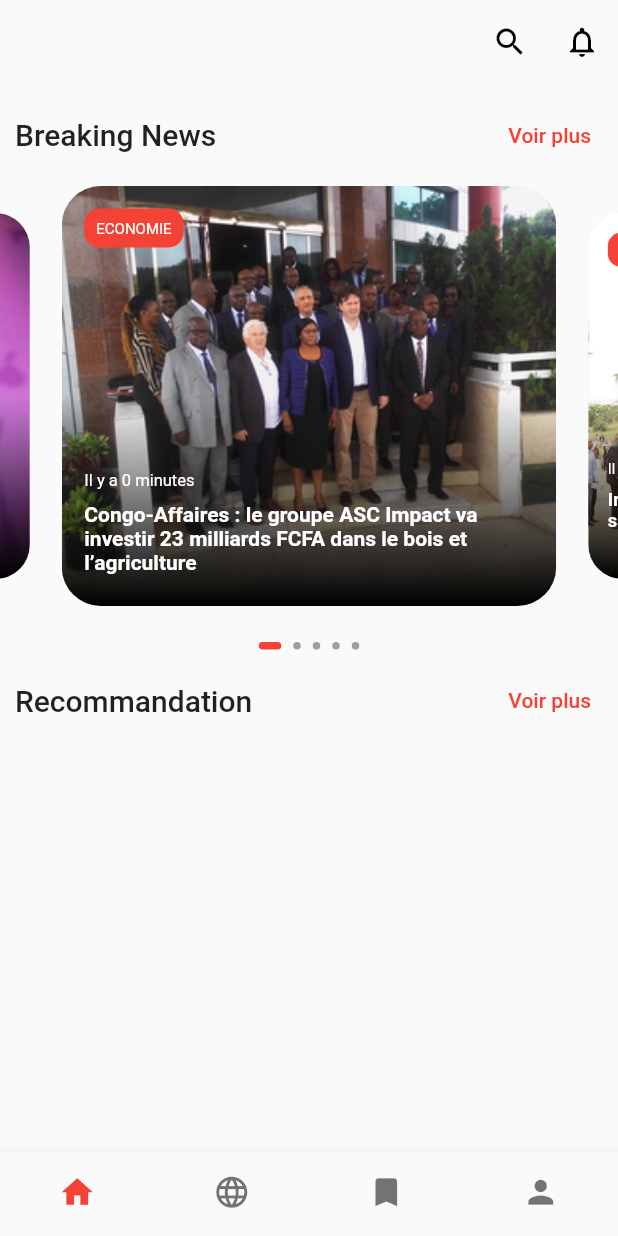
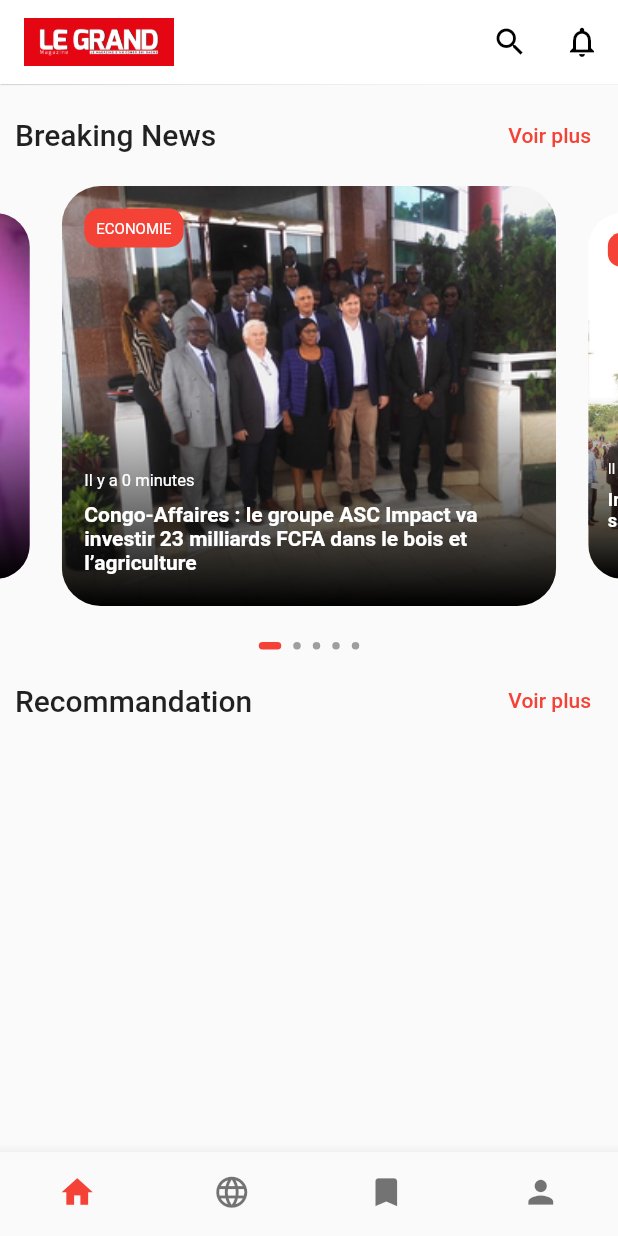
Before and after one commit to DrEPL/le_grand_magazine, a Flutter app: the screen it shows after launch, on a phone screen of 412 x 824 dp. Run offline on Flutter 3.47's test engine with Material 2 defaults, Android fonts, the light colour scheme and no system bars; drawn by our look-alikes of carousel_slider, smooth_page_indicator.

Commit message:
Ajout du logo dans l'appBar dans home_page.dart

```diff
--- a/lib/frontend/pages/home_page.dart
+++ b/lib/frontend/pages/home_page.dart
@@ -18,9 +18,9 @@ class _HomePageState extends State<HomePage> {
     return SafeArea(
       child: Scaffold(
         appBar: AppBar(
-          backgroundColor: Colors.transparent,
-          bottomOpacity: 0.0,
-          elevation: 0,
+          backgroundColor: Colors.white,
+          elevation: 0.3,
+          title: Image.asset("assets/images/logo.png", width: 100, height: 100),
           actions: [
             IconButton(onPressed: () {}, icon: const Icon(Icons.search, color: Colors.black)),
             IconButton(onPressed: () {}, icon: const Icon(Icons.notifications_outlined, color: Colors.black))
```
